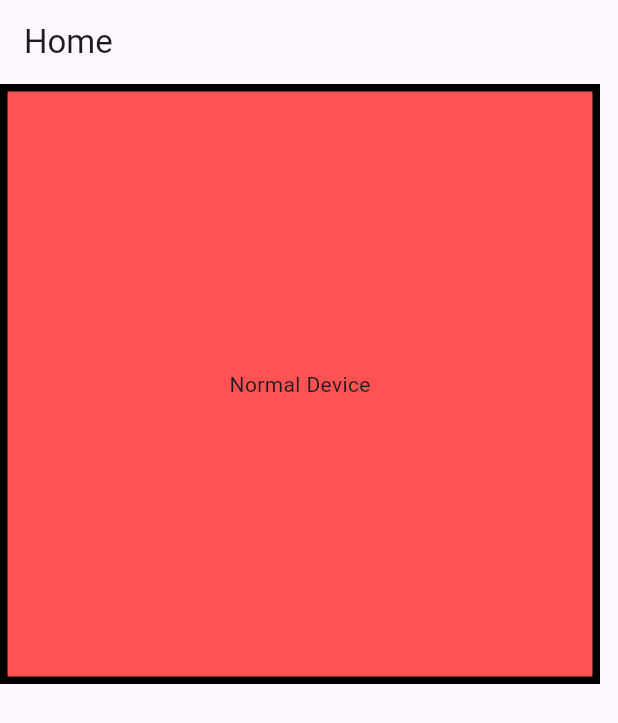
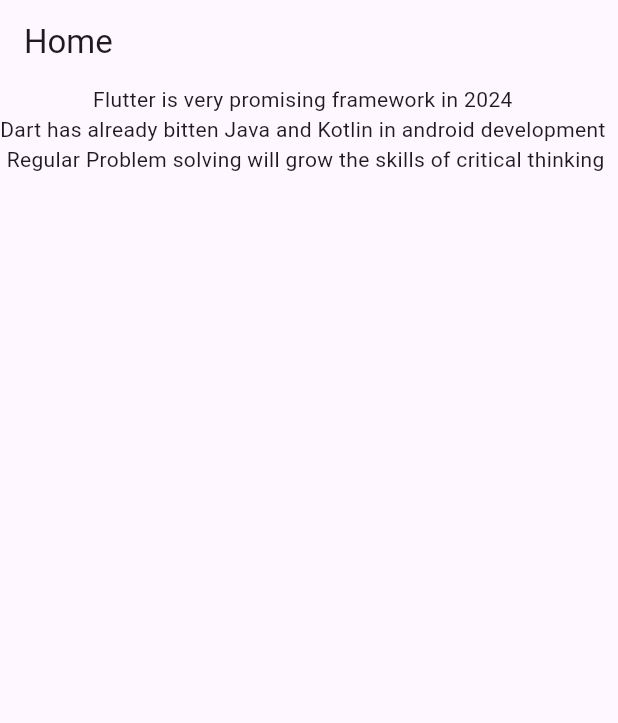
Before and after one commit to Ashraf-Samiu/Responsive_AdaptiveWidgets, a Flutter app: the screen it shows after launch, on a phone screen of 412 x 824 dp. Shown: the top 723 px of the screen. Run offline on Flutter 3.47's test engine with Material 3 defaults, Android fonts, the phone set to English and light mode, and no system bars.

Commit message:
Wrap Commit

```diff
--- a/lib/main.dart
+++ b/lib/main.dart
@@ -18,81 +18,17 @@
       appBar: AppBar(
         title: Text("Home"),
       ),
-      body: LayoutBuilder(
-          ///used for Adaptive..
-          builder: (context, BoxConstraints constraints){
-        if(constraints.maxWidth<300){
-          return Container(
-            width: 300,
-            height: 300,
-            alignment: Alignment.center,
-            decoration: BoxDecoration(
-              color: Colors.deepOrange,
-              border: Border.all(
-                color: Colors.black,
-                width: 5
-              )
-            ),
-              child: Text("Tiny Device"),
-          );
-        } else if(constraints.maxWidth<500){
-            return Container(
-              width: 400,
-              height: 400,
-              alignment: Alignment.center,
-              decoration: BoxDecoration(
-                color: Colors.redAccent,
-                border: Border.all(
-                color: Colors.black,
-                width: 5
-              )
-            ),
-              child: Text("Normal Device"),
-          );
-        } else if(constraints.maxWidth<700){
-            return Container(
-                width: 500,
-                height: 500,
-                alignment: Alignment.center,
-                decoration: BoxDecoration(
-                  color: Colors.purpleAccent,
-                  border: Border.all(
-                    color: Colors.black,
-                    width: 5
-                  )
-                ),
-                  child: Text("Tablet Device"),
-            );
-        } else if(constraints.maxWidth<1200){
-            return Container(
-              width: 600,
-              height: 600,
-              alignment: Alignment.center,
-              decoration: BoxDecoration(
-                color: Colors.yellowAccent,
-                border: Border.all(
-                  color: Colors.black,
-                  width: 5
-                )
-              ),
-                child: Text("Laptop Device"),
-            );
-        } else {
-            return Container(
-              width: 700,
-              height: 700,
-              alignment: Alignment.center,
-              decoration: BoxDecoration(
-                color: Colors.greenAccent,
-                border: Border.all(
-                  color: Colors.black,
-                  width: 5
-                )
-              ),
-                child: Text("Too Large"),
-            );
-          }
-      }
+      body: Wrap(
+        ///Wrap is an alternative widget of Row..it's similar to our notebooks..
+        ///it will work like row..the contents will stay horizentally..
+        ///but if there is no space in the screen it the content will appear in the next line..
+        alignment: WrapAlignment.center,
+        crossAxisAlignment: WrapCrossAlignment.center,
+        children: [
+          Text("Flutter is very promising framework in 2024 "),
+          Text("Dart has already bitten Java and Kotlin in android development "),
+          Text("Regular Problem solving will grow the skills of critical thinking")
+        ],
       ),
     );
   }
```
